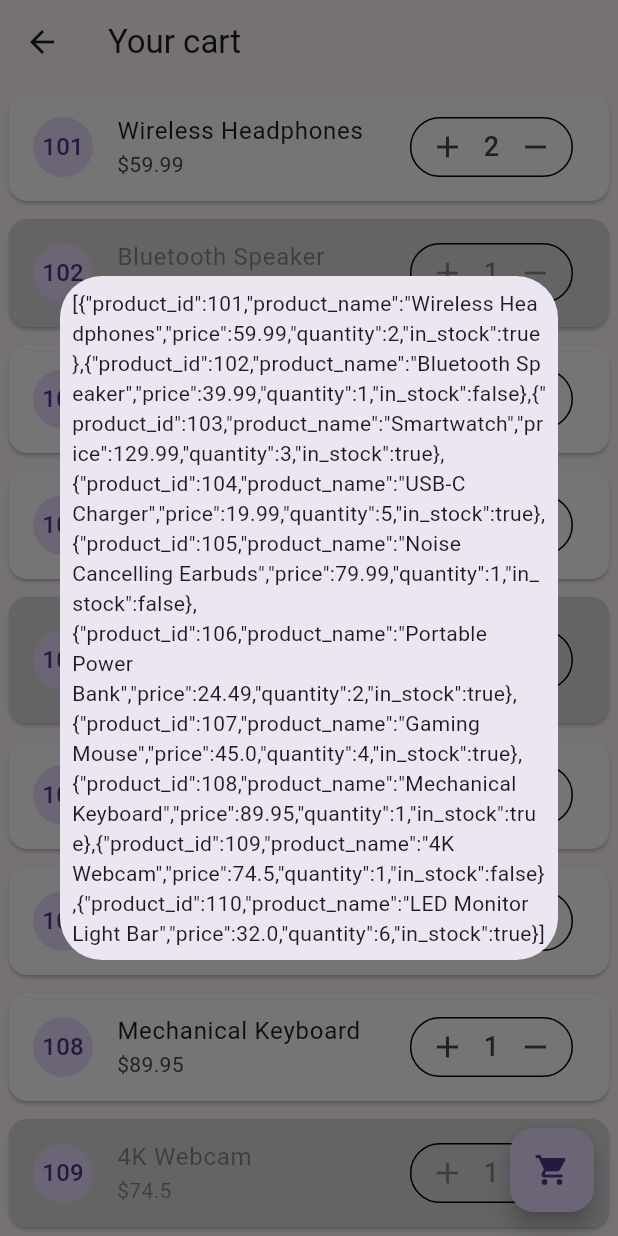
After one commit to lalan-desai-28/Flutter-Trainee-2025, a Flutter app: the JsonTaskScreen screen opened by its route, after a tap on the "add" icon, after a tap on the "remove" icon, after a tap on the "shopping cart" icon, on a phone screen of 412 x 824 dp. The commit adds this screen. Run offline on Flutter 3.47's test engine with Material 3 defaults, Android fonts, the light colour scheme and no system bars; our stand-ins replace file_picker.

Commit message:
All tasks of json

```diff
--- a/lib/main_app.dart
+++ b/lib/main_app.dart
@@ -4,6 +4,7 @@ import 'package:flutter_trainee_2025/screens/applying_styles/applying_styles_tas
 import 'package:flutter_trainee_2025/screens/asset_images_and_fonts/asset_image_fonts_task_screen.dart';
 import 'package:flutter_trainee_2025/screens/dialog_tabbar_navigationbar_custom_widgets/dialog_tabbar_navigationbar_csutom_widget_task_screen.dart';
 import 'package:flutter_trainee_2025/screens/isolates/isolates_task_screen.dart';
+import 'package:flutter_trainee_2025/screens/json/json_task_screen.dart';
 import 'package:flutter_trainee_2025/screens/listview_and_gridview/listview_gridview_task_screen.dart';
 import 'package:flutter_trainee_2025/screens/main_screen.dart';
 import 'package:flutter_trainee_2025/screens/material_basic_and_layout_widgets/material_basic_layout_widgets_task_screen.dart';
@@ -42,6 +43,7 @@ class MainApp extends StatelessWidget {
       "/streams_screen": (context) => const StreamsTaskScreen(),
       "/isolates_screen": (context) => const IsolatesTaskScreen(),
       "/animation_screen": (context) => const AnimationTaskScreen(),
+      "/json_screen": (context) => const JsonTaskScreen(),
     };
   }
 
--- /dev/null
+++ b/lib/models/cart.dart
@@ -0,0 +1,33 @@
+class CartItem {
+  int? productId;
+  String? productName;
+  double? price;
+  int? quantity;
+  bool? inStock;
+
+  CartItem({
+    this.productId,
+    this.productName,
+    this.price,
+    this.quantity,
+    this.inStock,
+  });
+
+  CartItem.fromJson(Map<String, dynamic> json) {
+    productId = json['product_id'];
+    productName = json['product_name'];
+    price = json['price'];
+    quantity = json['quantity'];
+    inStock = json['in_stock'];
+  }
+
+  Map<String, dynamic> toJson() {
+    final Map<String, dynamic> data = <String, dynamic>{};
+    data['product_id'] = productId;
+    data['product_name'] = productName;
+    data['price'] = price;
+    data['quantity'] = quantity;
+    data['in_stock'] = inStock;
+    return data;
+  }
+}
--- /dev/null
+++ b/lib/screens/json/json_task_screen.dart
@@ -0,0 +1,160 @@
+import 'dart:convert';
+
+import 'package:flutter/material.dart';
+import 'package:flutter_trainee_2025/models/cart.dart';
+import 'package:flutter_trainee_2025/widgets/cart_item_widget.dart';
+
+class JsonTaskScreen extends StatefulWidget {
+  const JsonTaskScreen({super.key});
+
+  @override
+  State<JsonTaskScreen> createState() => _JsonTaskScreenState();
+}
+
+class _JsonTaskScreenState extends State<JsonTaskScreen> {
+  List<CartItem> _cart = [];
+
+  AppBar _buildHeader() {
+    return AppBar(title: Text("Your cart"));
+  }
+
+  @override
+  void initState() {
+    super.initState();
+    _getJson();
+  }
+
+  void _getJson() {
+    final String rawJson = """
+    [
+      {
+          "product_id": 101,
+          "product_name": "Wireless Headphones",
+          "price": 59.99,
+          "quantity": 2,
+          "in_stock": true
+      },
+      {
+          "product_id": 102,
+          "product_name": "Bluetooth Speaker",
+          "price": 39.99,
+          "quantity": 1,
+          "in_stock": false
+      },
+      {
+          "product_id": 103,
+          "product_name": "Smartwatch",
+          "price": 129.99,
+          "quantity": 3,
+          "in_stock": true
+      },
+      {
+          "product_id": 104,
+          "product_name": "USB-C Charger",
+          "price": 19.99,
+          "quantity": 5,
+          "in_stock": true
+      },
+      {
+          "product_id": 105,
+          "product_name": "Noise Cancelling Earbuds",
+          "price": 79.99,
+          "quantity": 1,
+          "in_stock": false
+      },
+      {
+          "product_id": 106,
+          "product_name": "Portable Power Bank",
+          "price": 24.49,
+          "quantity": 2,
+          "in_stock": true
+      },
+      {
+          "product_id": 107,
+          "product_name": "Gaming Mouse",
+          "price": 45.00,
+          "quantity": 4,
+          "in_stock": true
+      },
+      {
+          "product_id": 108,
+          "product_name": "Mechanical Keyboard",
+          "price": 89.95,
+          "quantity": 1,
+          "in_stock": true
+      },
+      {
+          "product_id": 109,
+          "product_name": "4K Webcam",
+          "price": 74.5,
+          "quantity": 1,
+          "in_stock": false
+      },
+      {
+          "product_id": 110,
+          "product_name": "LED Monitor Light Bar",
+          "price": 32.00,
+          "quantity": 6,
+          "in_stock": true
+      }
+    ]""";
+
+    List<dynamic> parsedListJson = jsonDecode(rawJson);
+    setState(() {
+      _cart =
+          parsedListJson.map((e) {
+            return CartItem.fromJson(e);
+          }).toList();
+    });
+  }
+
+  Widget _buildCartListView() {
+    return ListView.builder(
+      itemCount: _cart.length,
+      itemBuilder: (context, index) {
+        return CartItemWidget(
+          cartItem: _cart[index],
+          onItemZero: () {
+            setState(() {
+              _cart.removeAt(index);
+            });
+          },
+        );
+      },
+    );
+  }
+
+  Widget _buildBody() {
+    return _buildCartListView();
+  }
+
+  void _showBuyJsonView() {
+    showDialog(
+      context: context,
+      builder: (context) {
+        return Dialog(
+          child: Padding(
+            padding: const EdgeInsets.all(8.0),
+            child: Text(jsonEncode(_cart)),
+          ),
+        );
+      },
+    );
+  }
+
+  FloatingActionButton _buildBuyButton() {
+    return FloatingActionButton(
+      onPressed: () => _showBuyJsonView(),
+      child: Icon(Icons.shopping_cart),
+    );
+  }
+
+  @override
+  Widget build(BuildContext context) {
+    return Scaffold(
+      appBar: _buildHeader(),
+      body: _buildBody(),
+      floatingActionButton: _buildBuyButton(),
+    );
+  }
+}
--- a/lib/screens/main_screen.dart
+++ b/lib/screens/main_screen.dart
@@ -57,6 +57,10 @@ class MainScreen extends StatelessWidget {
               TaskButton(title: "Streams", routePath: "/streams_screen"),
               TaskButton(title: "Isolates", routePath: "/isolates_screen"),
               TaskButton(title: "Animations", push: AnimationTaskScreen()),
+              TaskButton(
+                title: "Json Serialization and Deserialization",
+                routePath: '/json_screen',
+              ),
             ],
           ),
         ),
--- /dev/null
+++ b/lib/widgets/cart_item_widget.dart
@@ -0,0 +1,92 @@
+import 'package:flutter/material.dart';
+import 'package:flutter_trainee_2025/models/cart.dart';
+
+class CartItemWidget extends StatefulWidget {
+  final CartItem cartItem;
+  final VoidCallback onItemZero;
+  const CartItemWidget({
+    super.key,
+    required this.cartItem,
+    required this.onItemZero,
+  });
+
+  @override
+  State<CartItemWidget> createState() => CartItemWidgetState();
+}
+
+class CartItemWidgetState extends State<CartItemWidget> {
+  void _incrementCounter() {
+    setState(() {
+      widget.cartItem.quantity = widget.cartItem.quantity! + 1;
+    });
+  }
+
+  void decrementCounter() {
+    if (widget.cartItem.quantity! < 2) {
+      return widget.onItemZero();
+    }
+
+    setState(() {
+      widget.cartItem.quantity = widget.cartItem.quantity! - 1;
+    });
+  }
+
+  Widget _buildQuantityInputer() {
+    return Container(
+      height: 40,
+      padding: EdgeInsets.zero,
+      constraints: BoxConstraints(),
+      decoration: BoxDecoration(
+        shape: BoxShape.rectangle,
+        borderRadius: BorderRadius.circular(20),
+        border: Border.all(color: Colors.black, width: 1),
+      ),
+      child: Row(
+        spacing: 0,
+        mainAxisAlignment: MainAxisAlignment.center,
+        mainAxisSize: MainAxisSize.min,
+        crossAxisAlignment: CrossAxisAlignment.center,
+        children: [
+          IconButton(
+            onPressed:
+                () => widget.cartItem.inStock! ? _incrementCounter() : null,
+            icon: Icon(Icons.add),
+            padding: EdgeInsets.zero,
+            constraints: BoxConstraints(),
+          ),
+          Text(
+            "${widget.cartItem.quantity ?? 0}",
+            style: TextStyle(fontSize: 18),
+          ),
+          IconButton(
+            onPressed:
+                () => widget.cartItem.inStock! ? decrementCounter() : null,
+            icon: Icon(Icons.remove),
+            padding: EdgeInsets.zero,
+            constraints: BoxConstraints(),
+          ),
+        ],
+      ),
+    );
+  }
+
+  @override
+  Widget build(BuildContext context) {
+    return Padding(
+      padding: const EdgeInsets.all(2.0),
+      child: Card(
+        color:
+            widget.cartItem.inStock!
+                ? Colors.white
+                : const Color.fromARGB(255, 217, 217, 217),
+        child: ListTile(
+          enabled: widget.cartItem.inStock!,
+          leading: CircleAvatar(child: Text("${widget.cartItem.productId}")),
+          title: Text(widget.cartItem.productName!),
+          subtitle: Text("\$${widget.cartItem.price}"),
+          trailing: _buildQuantityInputer(),
+        ),
+      ),
+    );
+  }
+}
```
